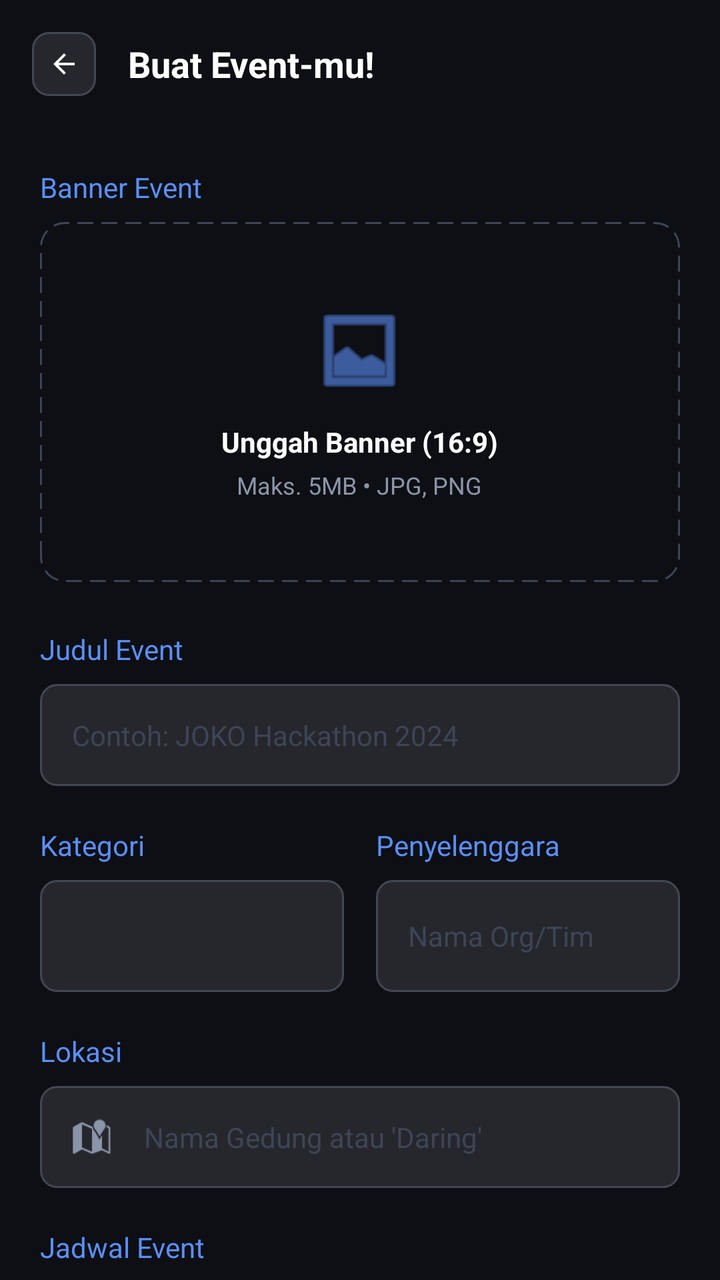
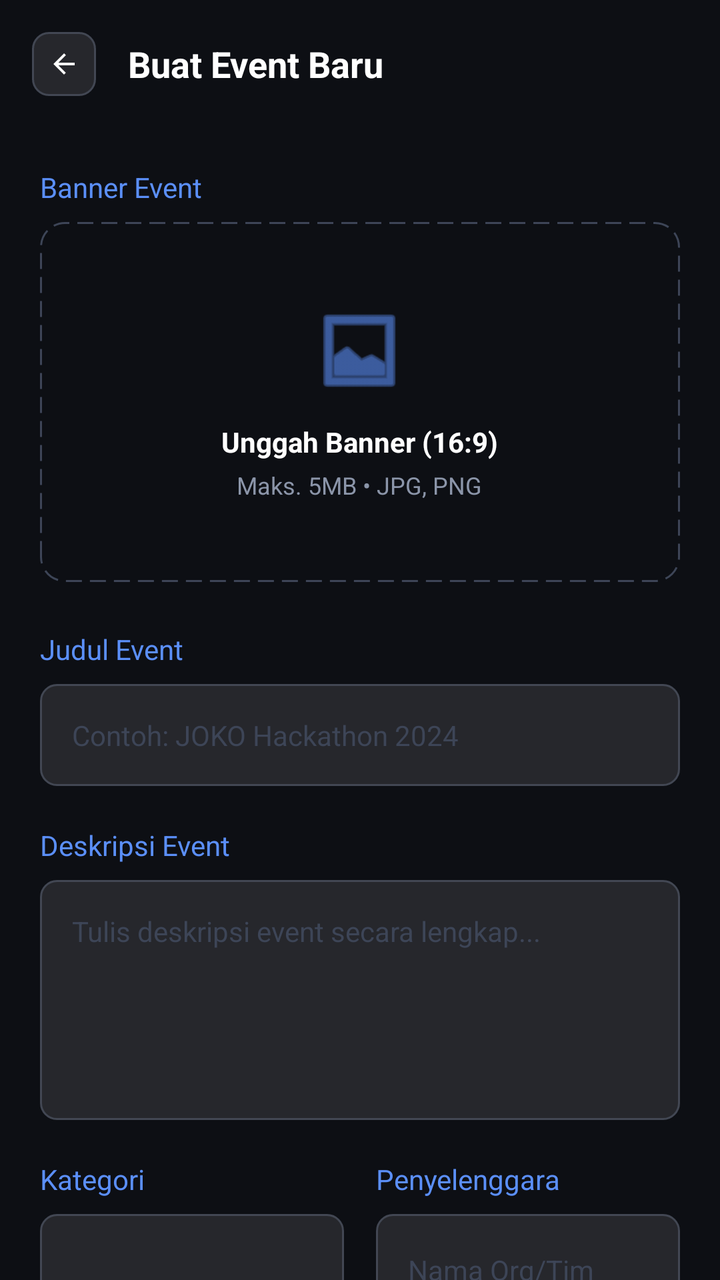

Screens rendered from an Android XML layout before and after an edit, with the pre-edit source and the edit as a unified diff.
<!-- AndroidManifest.xml: application theme Theme.Joko -->
<!-- res/layout/activity_create_event.xml -->
<?xml version="1.0" encoding="utf-8"?>
<androidx.constraintlayout.widget.ConstraintLayout xmlns:android="http://schemas.android.com/apk/res/android"
    xmlns:app="http://schemas.android.com/apk/res-auto"
    xmlns:tools="http://schemas.android.com/tools"
    android:id="@+id/createEventRoot"
    android:layout_width="match_parent"
    android:layout_height="match_parent"
    android:background="@color/bg_base">

    
    <LinearLayout
        android:id="@+id/CreateEventHeader"
        android:layout_width="match_parent"
        android:layout_height="wrap_content"
        android:gravity="center_vertical"
        android:orientation="horizontal"
        android:padding="16dp"
        app:layout_constraintEnd_toEndOf="parent"
        app:layout_constraintStart_toStartOf="parent"
        app:layout_constraintTop_toTopOf="parent">

        <ImageView
            android:id="@+id/btnBack"
            android:layout_width="32dp"
            android:layout_height="32dp"
            android:background="@drawable/bg_input_field"
            android:padding="8dp"
            android:src="@drawable/abc_ic_ab_back_material"
            app:tint="@color/white" />

        <TextView
            android:layout_width="wrap_content"
            android:layout_height="wrap_content"
            android:layout_marginStart="16dp"
            android:text="Buat Event-mu!"
            android:textColor="@color/white"
            android:textSize="18sp"
            android:textStyle="bold" />
    </LinearLayout>

    
    <androidx.core.widget.NestedScrollView
        android:layout_width="match_parent"
        android:layout_height="0dp"
        app:layout_constraintBottom_toBottomOf="parent"
        app:layout_constraintEnd_toEndOf="parent"
        app:layout_constraintStart_toStartOf="parent"
        app:layout_constraintTop_toBottomOf="@id/CreateEventHeader">

        <LinearLayout
            android:layout_width="match_parent"
            android:layout_height="wrap_content"
            android:orientation="vertical"
            android:padding="20dp">

            
            <TextView
                android:layout_width="wrap_content"
                android:layout_height="wrap_content"
                android:text="@string/label_banner_event"
                android:textColor="@color/primary"
                android:textSize="14sp" />

            <RelativeLayout
                android:id="@+id/btnUploadBanner"
                android:layout_width="match_parent"
                android:layout_height="180dp"
                android:layout_marginTop="8dp"
                android:background="@drawable/bg_dashed_border"
                android:clickable="true"
                android:focusable="true">

                <LinearLayout
                    android:layout_width="wrap_content"
                    android:layout_height="wrap_content"
                    android:layout_centerInParent="true"
                    android:gravity="center"
                    android:orientation="vertical">

                    <ImageView
                        android:layout_width="48dp"
                        android:layout_height="48dp"
                        android:src="@android:drawable/ic_menu_gallery"
                        app:tint="@color/primary" />

                    <TextView
                        android:layout_width="wrap_content"
                        android:layout_height="wrap_content"
                        android:layout_marginTop="12dp"
                        android:text="Unggah Banner (16:9)"
                        android:textColor="@color/white"
                        android:textStyle="bold" />

                    <TextView
                        android:layout_width="wrap_content"
                        android:layout_height="wrap_content"
                        android:layout_marginTop="4dp"
                        android:text="Maks. 5MB • JPG, PNG"
                        android:textColor="@color/text_secondary"
                        android:textSize="12sp" />
                </LinearLayout>
            </RelativeLayout>

            
            <TextView
                android:layout_width="wrap_content"
                android:layout_height="wrap_content"
                android:layout_marginTop="24dp"
                android:text="@string/label_judul_event"
                android:textColor="@color/primary"
                android:textSize="14sp" />

            <EditText
                android:id="@+id/etJudulEvent"
                android:layout_width="match_parent"
                android:layout_height="wrap_content"
                android:layout_marginTop="8dp"
                android:background="@drawable/bg_input_field"
                android:hint="Contoh: JOKO Hackathon 2024"
                android:padding="16dp"
                android:textColor="@color/white"
                android:textColorHint="@color/text_disabled"
                android:textSize="14sp"/>

            <LinearLayout
                android:layout_width="match_parent"
                android:layout_height="wrap_content"
                android:layout_marginTop="20dp"
                android:orientation="horizontal">

                <LinearLayout
                    android:layout_width="0dp"
                    android:layout_height="wrap_content"
                    android:layout_weight="1"
                    android:orientation="vertical">

                    <TextView
                        android:layout_width="wrap_content"
                        android:layout_height="wrap_content"
                        android:text="@string/label_kategori"
                        android:textColor="@color/primary"
                        android:textSize="14sp" />

                    <Spinner
                        android:id="@+id/spinnerKategori"
                        android:layout_width="match_parent"
                        android:layout_height="56dp"
                        android:layout_marginTop="8dp"
                        android:background="@drawable/bg_input_field"
                        android:overlapAnchor="false" />
                </LinearLayout>

                <View
                    android:layout_width="16dp"
                    android:layout_height="0dp" />

                <LinearLayout
                    android:layout_width="0dp"
                    android:layout_height="wrap_content"
                    android:layout_weight="1"
                    android:orientation="vertical">

                    <TextView
                        android:layout_width="wrap_content"
                        android:layout_height="wrap_content"
                        android:text="@string/label_penyelenggara"
                        android:textColor="@color/primary"
                        android:textSize="14sp" />

                    <EditText
                        android:id="@+id/etPenyelenggara"
                        android:layout_width="match_parent"
                        android:layout_height="56dp"
                        android:layout_marginTop="8dp"
                        android:background="@drawable/bg_input_field"
                        android:hint="Nama Org/Tim"
                        android:padding="16dp"
                        android:textColor="@color/white"
                        android:textColorHint="@color/text_disabled"
                        android:textSize="14sp" />
                </LinearLayout>
            </LinearLayout>

            
            <TextView
                android:layout_width="wrap_content"
                android:layout_height="wrap_content"
                android:layout_marginTop="20dp"
                android:text="@string/label_lokasi"
                android:textColor="@color/primary"
                android:textSize="14sp" />

            <LinearLayout
                android:layout_width="match_parent"
                android:layout_height="wrap_content"
                android:layout_marginTop="8dp"
                android:background="@drawable/bg_input_field"
                android:gravity="center_vertical"
                android:orientation="horizontal"
                android:paddingStart="16dp">

                <ImageView
                    android:layout_width="20dp"
                    android:layout_height="20dp"
                    android:src="@android:drawable/ic_dialog_map"
                    app:tint="@color/text_secondary" />

                <EditText
                    android:id="@+id/etLokasi"
                    android:layout_width="match_parent"
                    android:layout_height="wrap_content"
                    android:background="@android:color/transparent"
                    android:hint="Nama Gedung atau 'Daring'"
                    android:padding="16dp"
                    android:textColor="@color/white"
                    android:textColorHint="@color/text_disabled"
                    android:textSize="14sp" />
            </LinearLayout>

            
            <TextView
                android:layout_width="wrap_content"
                android:layout_height="wrap_content"
                android:layout_marginTop="20dp"
                android:text="@string/label_jadwal_event"
                android:textColor="@color/primary"
                android:textSize="14sp" />

            <LinearLayout
                android:layout_width="match_parent"
                android:layout_height="56dp"
                android:layout_marginTop="8dp"
                android:gravity="center_vertical"
                android:orientation="horizontal">

                <LinearLayout
                    android:layout_width="wrap_content"
                    android:layout_height="match_parent"
                    android:layout_gravity="center_vertical"
                    android:gravity="center"
                    android:orientation="horizontal"
                    android:paddingStart="16dp"
                    android:paddingEnd="16dp"
                    android:background="@drawable/bg_input_field">

                    <ImageView
                        android:layout_width="24dp"
                        android:layout_height="24dp"
                        android:layout_marginEnd="8dp"
                        android:src="@drawable/ic_calendar"
                        app:tint="@color/text_secondary"/>

                    <TextView
                        android:id="@+id/tvEndDate"
                        android:layout_width="wrap_content"
                        android:layout_height="wrap_content"
                        android:text="mm/dd/yyyy"/>
                </LinearLayout>

                <TextView
                    android:layout_width="wrap_content"
                    android:layout_height="wrap_content"
                    android:layout_marginHorizontal="12dp"
                    android:text="sampai"
                    android:textColor="@color/white" />

                <LinearLayout
                    android:layout_width="wrap_content"
                    android:layout_height="match_parent"
                    android:layout_gravity="center_vertical"
                    android:gravity="center"
                    android:orientation="horizontal"
                    android:paddingStart="16dp"
                    android:paddingEnd="16dp"
                    android:background="@drawable/bg_input_field">

                    <ImageView
                        android:layout_width="24dp"
                        android:layout_height="24dp"
                        android:layout_marginEnd="8dp"
                        android:src="@drawable/ic_calendar"
                        app:tint="@color/text_secondary"/>

                    <TextView
                        android:id="@+id/tvStartDate"
                        android:layout_width="wrap_content"
                        android:layout_height="wrap_content"
                        android:text="mm/dd/yyyy"/>
                </LinearLayout>
            </LinearLayout>

            
            <RelativeLayout
                android:layout_width="match_parent"
                android:layout_height="wrap_content"
                android:layout_marginTop="20dp">

                <TextView
                    android:layout_width="wrap_content"
                    android:layout_height="wrap_content"
                    android:text="@string/label_link_pendaftaran"
                    android:textColor="@color/primary"
                    android:textSize="14sp" />
            </RelativeLayout>

            <LinearLayout
                android:layout_width="match_parent"
                android:layout_height="wrap_content"
                android:layout_marginTop="8dp"
                android:background="@drawable/bg_input_field"
                android:gravity="center_vertical"
                android:orientation="horizontal"
                android:paddingStart="16dp">

                <ImageView
                    android:layout_width="20dp"
                    android:layout_height="20dp"
                    android:src="@android:drawable/ic_menu_share"
                    android:rotation="180"
                    app:tint="@color/text_secondary" />

                <EditText
                    android:id="@+id/etLinkPendaftaran"
                    android:layout_width="match_parent"
                    android:layout_height="wrap_content"
                    android:background="@android:color/transparent"
                    android:hint="https://example.com/register"
                    android:padding="16dp"
                    android:textColor="@color/white"
                    android:textColorHint="@color/text_disabled"
                    android:textSize="14sp" />
            </LinearLayout>

            
            <TextView
                android:layout_width="wrap_content"
                android:layout_height="wrap_content"
                android:layout_marginTop="20dp"
                android:text="@string/label_kata_kunci"
                android:textColor="@color/primary"
                android:textSize="14sp" />

            <TextView
                android:layout_width="match_parent"
                android:layout_height="wrap_content"
                android:layout_marginTop="8dp"
                android:text="Gunakan tag yang relevan agar mudah ditemukan oleh calon peserta."
                android:textColor="@color/text_disabled"
                android:textSize="12sp" />

            <com.google.android.material.chip.ChipGroup
                android:id="@+id/chipGroupTags"
                android:layout_width="match_parent"
                android:layout_height="wrap_content"
                android:layout_marginTop="8dp">

                <com.google.android.material.chip.Chip
                    android:id="@+id/btnAddTag"
                    style="@style/Widget.MaterialComponents.Chip.Action"
                    android:layout_width="wrap_content"
                    android:layout_height="wrap_content"
                    android:text="+ Tambah Tag"
                    android:textColor="@color/text_secondary"
                    app:chipBackgroundColor="@color/bg_surface"
                    app:chipStrokeColor="@color/outline_variant"
                    app:chipStrokeWidth="1dp" />

            </com.google.android.material.chip.ChipGroup>



            
            <Button
                android:id="@+id/btnPublish"
                android:layout_width="match_parent"
                android:layout_height="wrap_content"
                android:layout_marginTop="32dp"
                android:layout_marginBottom="24dp"
                android:backgroundTint="@color/primary"
                android:padding="16dp"
                android:text="@string/btn_publikasikan"
                android:textAllCaps="false"
                android:textColor="@color/bg_base"
                android:textStyle="bold"
                app:cornerRadius="12dp" />

        </LinearLayout>
    </androidx.core.widget.NestedScrollView>

</androidx.constraintlayout.widget.ConstraintLayout>
<!-- resources referenced by this layout -->
<resources>
  <color name="bg_base">#0D0F14</color>
  <color name="bg_surface">#161A23</color>
  <color name="outline_variant">#424753</color>
  <color name="primary">#5B8FF9</color>
  <color name="text_disabled">#3D4557</color>
  <color name="text_secondary">#8B95A9</color>
  <color name="white">#FFFFFFFF</color>
  <!-- drawable bg_dashed_border (drawable) -->
  <?xml version="1.0" encoding="utf-8"?>
  <shape xmlns:android="http://schemas.android.com/apk/res/android">
      <stroke
          android:width="1dp"
          android:color="@color/text_disabled"
          android:dashWidth="8dp"
          android:dashGap="4dp" />
      <corners android:radius="12dp" />
  </shape>
  <!-- drawable bg_input_field (drawable) -->
  <?xml version="1.0" encoding="utf-8"?>
  <shape xmlns:android="http://schemas.android.com/apk/res/android">
      <solid android:color="#1AFFFFFF" />
      <corners android:radius="8dp" />
      <stroke android:width="1dp" android:color="@color/outline_variant" />
  </shape>
  <!-- drawable ic_calendar: png bitmap (drawable, 10008 bytes) -->
  <string name="btn_publikasikan">Publikasikan Event</string>
  <string name="label_banner_event">Banner Event</string>
  <string name="label_jadwal_event">Jadwal Event</string>
  <string name="label_judul_event">Judul Event</string>
  <string name="label_kata_kunci">Kata Kunci / Tag</string>
  <string name="label_kategori">Kategori</string>
  <string name="label_link_pendaftaran">Link Pendaftaran</string>
  <string name="label_lokasi">Lokasi</string>
  <string name="label_penyelenggara">Penyelenggara</string>
  <style name="Theme.Joko" parent="Base.Theme.Joko" />
  <style name="Base.Theme.Joko" parent="Theme.Material3.DayNight.NoActionBar">
          <item name="colorPrimary">@color/primary</item>
          <item name="android:statusBarColor">@color/bg_base</item>
          <item name="android:windowBackground">@color/bg_base</item>
  
          
          <item name="fontFamily">@font/font_body</item>
  
          <item name="textAppearanceHeadlineLarge">@style/TextAppearance.App.HeadlineLarge</item>
          <item name="textAppearanceHeadlineMedium">@style/TextAppearance.App.HeadlineMedium</item>
          <item name="textAppearanceHeadlineSmall">@style/TextAppearance.App.HeadlineSmall</item>
          <item name="textAppearanceTitleLarge">@style/TextAppearance.App.TitleLarge</item>
      </style>
  <style name="TextAppearance.App.HeadlineLarge" parent="TextAppearance.Material3.HeadlineLarge">
          <item name="fontFamily">@font/font_headlines</item>
          <item name="android:fontFamily">@font/font_headlines</item>
      </style>
  <style name="TextAppearance.App.HeadlineMedium" parent="TextAppearance.Material3.HeadlineMedium">
          <item name="fontFamily">@font/font_headlines</item>
          <item name="android:fontFamily">@font/font_headlines</item>
      </style>
  <style name="TextAppearance.App.HeadlineSmall" parent="TextAppearance.Material3.HeadlineSmall">
          <item name="fontFamily">@font/font_headlines</item>
          <item name="android:fontFamily">@font/font_headlines</item>
      </style>
  <style name="TextAppearance.App.TitleLarge" parent="TextAppearance.Material3.TitleLarge">
          <item name="fontFamily">@font/font_headlines</item>
          <item name="android:fontFamily">@font/font_headlines</item>
          <item name="android:textStyle">bold</item>
      </style>
</resources>

<!-- the commit's change to res/layout/activity_create_event.xml (unified diff, before → after) -->
@@ -32,7 +32,7 @@
             android:layout_width="wrap_content"
             android:layout_height="wrap_content"
             android:layout_marginStart="16dp"
-            android:text="Buat Event-mu!"
+            android:text="Buat Event Baru"
             android:textColor="@color/white"
             android:textSize="18sp"
             android:textStyle="bold" />
@@ -121,6 +121,29 @@
                 android:textColor="@color/white"
                 android:textColorHint="@color/text_disabled"
                 android:textSize="14sp"/>
+
+            
+            <TextView
+                android:layout_width="wrap_content"
+                android:layout_height="wrap_content"
+                android:layout_marginTop="20dp"
+                android:text="@string/label_deskripsi_event"
+                android:textColor="@color/primary"
+                android:textSize="14sp" />
+
+            <EditText
+                android:id="@+id/etDeskripsiEvent"
+                android:layout_width="match_parent"
+                android:layout_height="wrap_content"
+                android:layout_marginTop="8dp"
+                android:background="@drawable/bg_input_field"
+                android:gravity="top"
+                android:hint="Tulis deskripsi event secara lengkap..."
+                android:minHeight="120dp"
+                android:padding="16dp"
+                android:textColor="@color/white"
+                android:textColorHint="@color/text_disabled"
+                android:textSize="14sp" />
 
             <LinearLayout
                 android:layout_width="match_parent"
@@ -234,9 +257,9 @@
                 android:orientation="horizontal">
 
                 <LinearLayout
-                    android:layout_width="wrap_content"
+                    android:layout_width="0dp"
                     android:layout_height="match_parent"
-                    android:layout_gravity="center_vertical"
+                    android:layout_weight="1"
                     android:gravity="center"
                     android:orientation="horizontal"
                     android:paddingStart="16dp"
@@ -247,14 +270,15 @@
                         android:layout_width="24dp"
                         android:layout_height="24dp"
                         android:layout_marginEnd="8dp"
-                        android:src="@drawable/ic_calendar"
+                        android:src="@android:drawable/ic_menu_my_calendar"
                         app:tint="@color/text_secondary"/>
 
                     <TextView
-                        android:id="@+id/tvEndDate"
-                        android:layout_width="wrap_content"
-                        android:layout_height="wrap_content"
-                        android:text="mm/dd/yyyy"/>
+                        android:id="@+id/tvStartDate"
+                        android:layout_width="wrap_content"
+                        android:layout_height="wrap_content"
+                        android:text="mm/dd/yyyy"
+                        android:textColor="@color/white"/>
                 </LinearLayout>
 
                 <TextView
@@ -265,9 +289,9 @@
                     android:textColor="@color/white" />
 
                 <LinearLayout
-                    android:layout_width="wrap_content"
+                    android:layout_width="0dp"
                     android:layout_height="match_parent"
-                    android:layout_gravity="center_vertical"
+                    android:layout_weight="1"
                     android:gravity="center"
                     android:orientation="horizontal"
                     android:paddingStart="16dp"
@@ -278,14 +302,15 @@
                         android:layout_width="24dp"
                         android:layout_height="24dp"
                         android:layout_marginEnd="8dp"
-                        android:src="@drawable/ic_calendar"
+                        android:src="@android:drawable/ic_menu_my_calendar"
                         app:tint="@color/text_secondary"/>
 
                     <TextView
-                        android:id="@+id/tvStartDate"
-                        android:layout_width="wrap_content"
-                        android:layout_height="wrap_content"
-                        android:text="mm/dd/yyyy"/>
+                        android:id="@+id/tvEndDate"
+                        android:layout_width="wrap_content"
+                        android:layout_height="wrap_content"
+                        android:text="mm/dd/yyyy"
+                        android:textColor="@color/white"/>
                 </LinearLayout>
             </LinearLayout>
 
<!-- resource entries referenced after the edit -->
@@ -24,9 +24,9 @@
       <corners android:radius="8dp" />
       <stroke android:width="1dp" android:color="@color/outline_variant" />
   </shape>
-  <!-- drawable ic_calendar: png bitmap (drawable, 10008 bytes) -->
   <string name="btn_publikasikan">Publikasikan Event</string>
   <string name="label_banner_event">Banner Event</string>
+  <string name="label_deskripsi_event">Deskripsi Event</string>
   <string name="label_jadwal_event">Jadwal Event</string>
   <string name="label_judul_event">Judul Event</string>
   <string name="label_kata_kunci">Kata Kunci / Tag</string>
